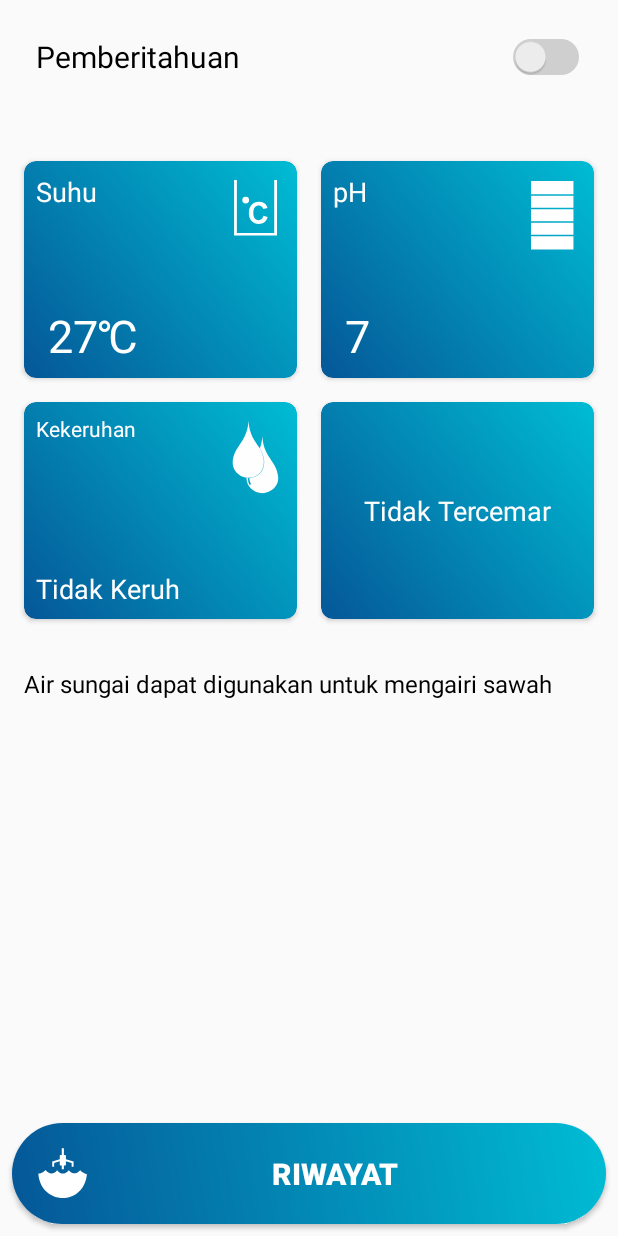
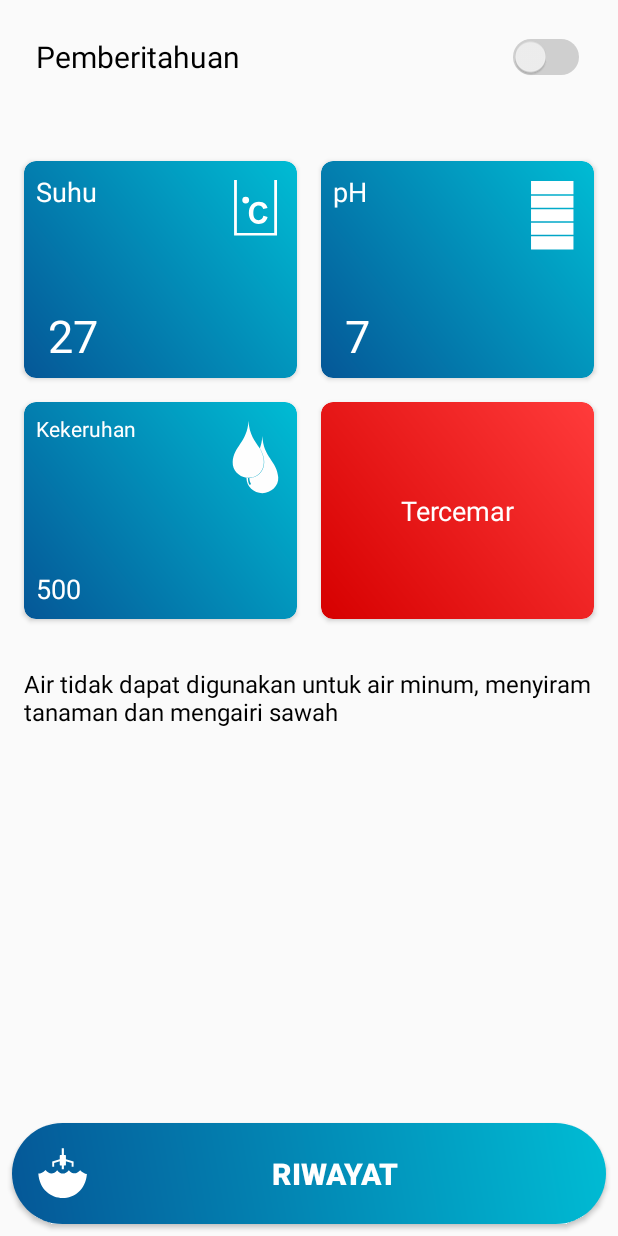
Before and after one commit to Richofedhias/Aplikasi-Sistem-Pendeteksi-Pencemaran-sungai, an Android app: the screen it shows after launch (MainActivity), on a phone screen of 412 x 824 dp. Run offline under Robolectric (Android 15) with nearby library versions, the phone set to English and light mode, and no system bars; our stand-ins replace Firebase (no records; nobody signed in at launch, a user with empty details on screens opened directly); Roboto replaces fonts that are not available here; 8 statements that could not run were skipped.

Commit message:
Index Hasil Pencemaran

```diff
--- a/app/src/main/java/com/example/sistempendeteksi/HistoryActivity.java
+++ b/app/src/main/java/com/example/sistempendeteksi/HistoryActivity.java
@@ -45,6 +45,7 @@ public class HistoryActivity extends AppCompatActivity {
     HistoryAdapter adapter;
     ArrayList<HistoryList> data = new ArrayList<>();
     ProgressDialog pg;
+
     @Override
     protected void onCreate(Bundle savedInstanceState) {
         super.onCreate(savedInstanceState);
--- a/app/src/main/java/com/example/sistempendeteksi/MainActivity.java
+++ b/app/src/main/java/com/example/sistempendeteksi/MainActivity.java
@@ -2,21 +2,19 @@ package com.example.sistempendeteksi;
 
 import androidx.annotation.NonNull;
 import androidx.appcompat.app.AppCompatActivity;
-import androidx.cardview.widget.CardView;
 
 import android.app.AlarmManager;
 import android.app.NotificationChannel;
 import android.app.NotificationManager;
 import android.app.PendingIntent;
 import android.content.Intent;
-import android.graphics.Color;
 import android.os.Build;
 import android.os.Bundle;
 import android.util.Log;
 import android.view.View;
 import android.widget.Button;
+import android.widget.LinearLayout;
 import android.widget.TextView;
-import android.widget.Toast;
 
 import com.google.firebase.database.DataSnapshot;
 import com.google.firebase.database.DatabaseError;
@@ -25,12 +23,12 @@ import com.google.firebase.database.FirebaseDatabase;
 import com.google.firebase.database.Query;
 import com.google.firebase.database.ValueEventListener;
 
-import java.util.Random;
-
 public class MainActivity extends AppCompatActivity {
 
     private Button btn_history;
-    private TextView suhu,kekeruhan,pH;
+    private TextView suhu,kekeruhan,pH, index, keterangan;
+    String nameSuhu, namepH, nameTurbidity;
+    LinearLayout layout;
 
     @Override
     protected void onCreate(Bundle savedInstanceState) {
@@ -40,6 +38,9 @@ public class MainActivity extends AppCompatActivity {
         suhu = findViewById(R.id.tV_nilaiSuhu);
         kekeruhan = findViewById(R.id.tV_nilaiKeruh);
         pH = findViewById(R.id.tV_nilaipH);
+        index = findViewById(R.id.tV_index);
+        keterangan = findViewById(R.id.tV_keterangan);
+        layout = findViewById(R.id.layout);
         ambilData();
         createNotif();
 
@@ -52,26 +53,6 @@ public class MainActivity extends AppCompatActivity {
 
         alarmManager.set(AlarmManager.RTC_WAKEUP,tenSecond,pendingIntent);
 
-//        Query lastQuery = reference.child("dht").orderByKey().limitToLast(1);
-//
-//        lastQuery.addListenerForSingleValueEvent(new ValueEventListener() {
-//            @Override
-//            public void onDataChange(@NonNull DataSnapshot dataSnapshot) {
-//                if (dataSnapshot.exists()){
-//
-//                    Log.d("suhu",dataSnapshot.child("temperature").getValue().toString());
-//                    Toast.makeText(MainActivity.this, "NJING", Toast.LENGTH_SHORT).show();
-//                }else{
-//                    Toast.makeText(MainActivity.this, "NYET", Toast.LENGTH_SHORT).show();
-//                }
-//            }
-//
-//            @Override
-//            public void onCancelled(@NonNull DatabaseError databaseError) {
-//
-//            }
-//        });
-
         btn_history.setOnClickListener(new View.OnClickListener() {
             @Override
             public void onClick(View view) {
@@ -79,48 +60,60 @@ public class MainActivity extends AppCompatActivity {
                 startActivity(intent);
             }
         });
-    }
 
-    public void GraphSuhu(View view) {
-//        Intent intent = new Intent(MainActivity.this, GrafikSuhuActivity.class);
-//        startActivity(intent);
-    }
-
-    public void GraphpH(View view) {
-//        Intent intent = new Intent(MainActivity.this, GrafikpHActivity.class);
-//        startActivity(intent);
-    }
-
-    public void GraphKekeruhan(View view) {
-//        Intent intent = new Intent(MainActivity.this, GrafikKekeruhanActivity.class);
-//        startActivity(intent);
     }
 
     private void ambilData(){
-        DatabaseReference reference = FirebaseDatabase.getInstance().getReference("sensor");
+        final DatabaseReference reference = FirebaseDatabase.getInstance().getReference("sensor");
         Query query = reference.child("dht").orderByKey().limitToLast(1);
         query.addValueEventListener(new ValueEventListener() {
             @Override
             public void onDataChange(@NonNull DataSnapshot dataSnapshot) {
                 for (DataSnapshot ds : dataSnapshot.getChildren()) {
-                    String nameSuhu = "" + ds.child("temperature").getValue();
-                    String namepH = "" + ds.child("pH").getValue();
-                    String nameTurbidity = "" + ds.child("turbidity").getValue();
+                    nameSuhu = "" + ds.child("temperature").getValue();
+                    namepH = "" + ds.child("pH").getValue();
+                    nameTurbidity = "" + ds.child("turbidity").getValue();
                     Log.d("suhu",nameSuhu);
-                    suhu.setText(nameSuhu);
+                    suhu.setText(nameSuhu + "\u2103");
                     pH.setText(namepH);
                     kekeruhan.setText(nameTurbidity);
                 }
+
+                Double Suhu = Double.parseDouble(nameSuhu);
+                Double pHH = Double.parseDouble(namepH);
+                Double keruh = Double.parseDouble(nameTurbidity);
+                if (Suhu <= 30 && Suhu >= 25.01  && pHH <= 7 && pHH >= 5.01 && keruh <= 500 && keruh >= 300.01) {
+                    index.setText("Tidak Tercemar");
+                    layout.setBackgroundResource(R.drawable.bg_tidak_tercemar);
+                    keterangan.setText("Air dapat digunakan untuk air minum, menyiram tanaman dan mengairi sawah");
+                } else if ((Suhu <= 30 && Suhu >= 25.01)  && (pHH <= 10 && pHH >= 7.01) && (keruh <= 500 && keruh >= 300.01)){
+                    index.setText("Hampir Tidak Tercemar");
+                    layout.setBackgroundResource(R.drawable.bg_hampir_tercemar);
+                    keterangan.setText("Air dapat digunakan untuk menyiram tanaman dan mengairi sawah");
+                } else if ((Suhu >= 30.01) && (pHH <= 7 && pHH >= 5.01) && (keruh <= 500 && keruh >= 300.01)){
+                    index.setText("Hampir Tidak Tercemar");
+                    layout.setBackgroundResource(R.drawable.bg_hampir_tercemar);
+                    keterangan.setText("Air dapat digunakan untuk menyiram tanaman dan mengairi sawah");
+                } else if ((Suhu <= 30 && Suhu >= 25.01) && (pHH <= 7 && pHH >= 5.01) && (keruh <= 1000 && keruh >= 500.01)){
+                    index.setText("Hampir Tidak Tercemar");
+                    layout.setBackgroundResource(R.drawable.bg_hampir_tercemar);
+                    keterangan.setText("Air dapat digunakan untuk menyiram tanaman dan mengairi sawah");
+                } else if ((Suhu >= 30.01) && (pHH >= 10) && (keruh >= 1000.01)){
+                    index.setText("Sudah Mulai Tercemar");
+                    layout.setBackgroundResource(R.drawable.bg_hampir_tercemar);
+                    keterangan.setText("Air dapat digunakan untuk menyiram tanaman dan mengairi sawah");
+                } else {
+                    index.setText("Tercemar");
+                    layout.setBackgroundResource(R.drawable.bg_tercemar);
+                    keterangan.setText("Air tidak dapat digunakan untuk air minum, menyiram tanaman dan mengairi sawah");
                 }
-
+            }
 
             @Override
             public void onCancelled(@NonNull DatabaseError databaseError) {
 
             }
         });
-
-
     }
 
     private void createNotif(){
--- /dev/null
+++ b/app/src/main/res/drawable/bg_hampir_tercemar.xml
@@ -0,0 +1,9 @@
+<shape xmlns:android="http://schemas.android.com/apk/res/android"
+    android:shape="rectangle">
+
+    <gradient android:startColor="#FF9900"
+        android:endColor="#FFF200"
+        android:angle="45"/>
+
+    <corners android:radius="8dp"/>
+</shape>
--- /dev/null
+++ b/app/src/main/res/drawable/bg_tercemar.xml
@@ -0,0 +1,10 @@
+<?xml version="1.0" encoding="utf-8"?>
+<shape xmlns:android="http://schemas.android.com/apk/res/android"
+    android:shape="rectangle">
+
+    <gradient android:startColor="#D60000"
+        android:endColor="#FF3B3B"
+        android:angle="45"/>
+
+    <corners android:radius="8dp"/>
+</shape>
--- /dev/null
+++ b/app/src/main/res/drawable/bg_tidak_tercemar.xml
@@ -0,0 +1,10 @@
+<?xml version="1.0" encoding="utf-8"?>
+<shape xmlns:android="http://schemas.android.com/apk/res/android"
+    android:shape="rectangle">
+
+    <gradient android:startColor="#389C03"
+        android:endColor="#5DFF00"
+        android:angle="45"/>
+
+    <corners android:radius="8dp"/>
+</shape>
--- a/app/src/main/res/layout/activity_main.xml
+++ b/app/src/main/res/layout/activity_main.xml
@@ -58,7 +58,6 @@
             app:cardCornerRadius="8dp">
 
             <androidx.constraintlayout.widget.ConstraintLayout
-                android:onClick="GraphSuhu"
                 android:layout_width="match_parent"
                 android:layout_height="match_parent"
                 android:layout_gravity="center_horizontal|center_vertical"
@@ -98,7 +97,7 @@
                     android:layout_marginLeft="16dp"
                     android:layout_marginBottom="8dp"
                     android:fontFamily="@font/amiko"
-                    android:text="27\u2103"
+                    android:text="27"
                     android:textColor="#FFFFFF"
                     android:textSize="30sp"
                     app:layout_constraintBottom_toBottomOf="parent"
@@ -120,7 +119,6 @@
             app:cardCornerRadius="8dp">
 
             <androidx.constraintlayout.widget.ConstraintLayout
-                android:onClick="GraphpH"
                 android:layout_width="match_parent"
                 android:layout_height="match_parent"
                 android:layout_gravity="center_horizontal|center_vertical"
@@ -181,7 +179,6 @@
             app:cardCornerRadius="8dp">
 
             <androidx.constraintlayout.widget.ConstraintLayout
-                android:onClick="GraphKekeruhan"
                 android:layout_width="match_parent"
                 android:layout_height="match_parent"
                 android:layout_gravity="center_horizontal|center_vertical"
@@ -220,7 +217,7 @@
                     android:layout_marginLeft="8dp"
                     android:layout_marginBottom="8dp"
                     android:fontFamily="@font/amiko"
-                    android:text="Tidak Keruh"
+                    android:text="500"
                     android:textColor="#FFFFFF"
                     android:textSize="18sp"
                     app:layout_constraintBottom_toBottomOf="parent"
@@ -241,6 +238,7 @@
             app:cardCornerRadius="8dp">
 
             <LinearLayout
+                android:id="@+id/layout"
                 android:layout_width="match_parent"
                 android:layout_height="match_parent"
                 android:background="@drawable/bg_suhu"
@@ -248,6 +246,7 @@
                 android:orientation="vertical">
 
                 <TextView
+                    android:id="@+id/tV_index"
                     android:layout_width="wrap_content"
                     android:layout_height="wrap_content"
                     android:layout_gravity="center"
@@ -288,7 +287,7 @@
             android:layout_height="match_parent">
 
             <TextView
-                android:id="@+id/textView5"
+                android:id="@+id/tV_keterangan"
                 android:layout_width="match_parent"
                 android:layout_height="wrap_content"
                 android:layout_marginStart="8dp"
```
